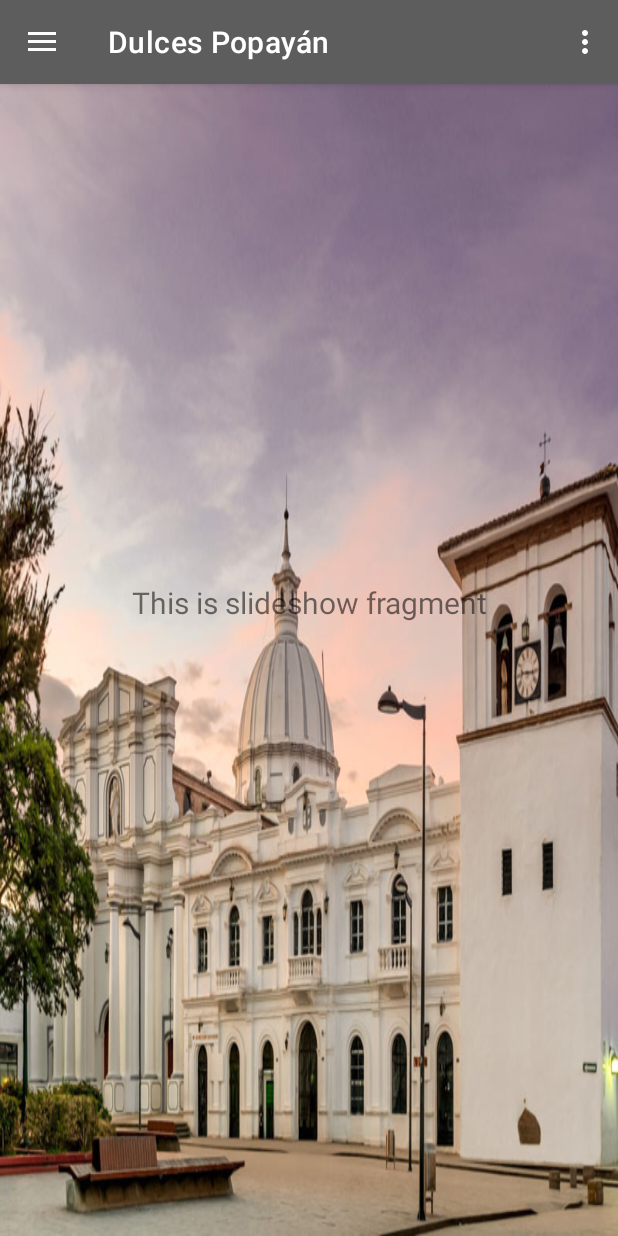
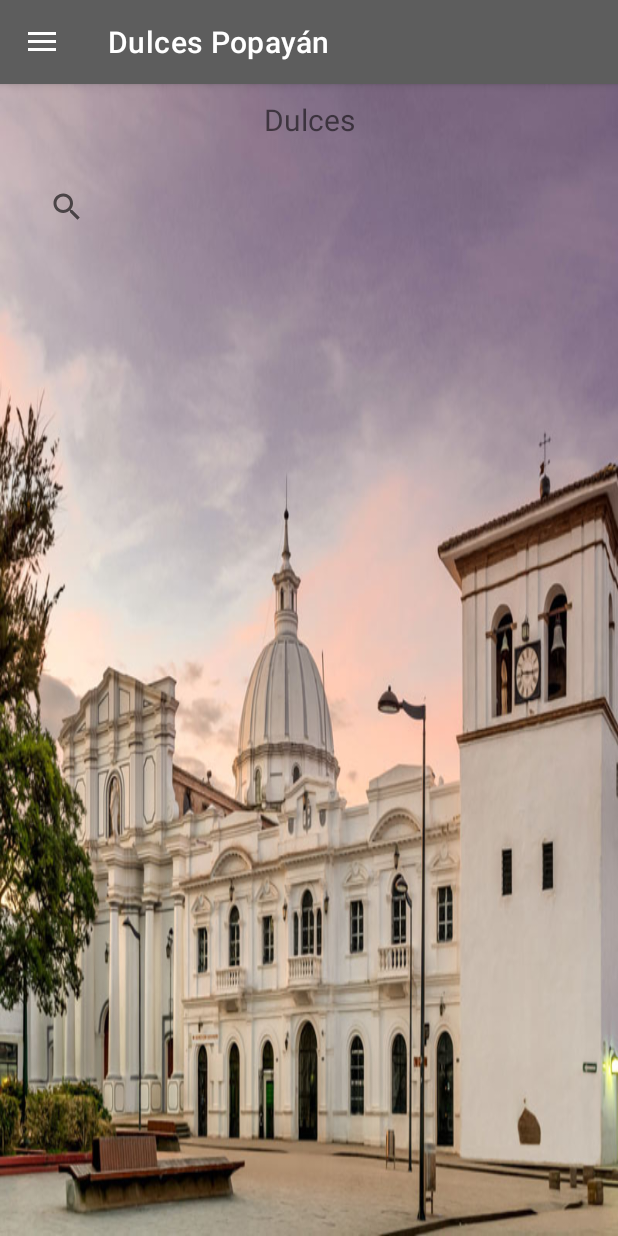
Before and after one commit to dsrestrepo/DulcesPopayanJava, an Android app: the screen it shows after launch (MainActivity), in the side drawer, after a tap on "Dulces Popayán", on a phone screen of 412 x 824 dp. Run offline under Robolectric (Android 15) with nearby library versions, the phone set to English and light mode, and no system bars; our stand-ins replace Firebase (no records; nobody signed in at launch, a user with empty details on screens opened directly), navigation-ui.

Commit message:
Version with Recycler View

```diff
--- /dev/null
+++ b/app/src/main/java/edu/unicauca/appsmoviles/dulces_popayan_java2/AdapterTienda.java
@@ -0,0 +1,55 @@
+package edu.unicauca.appsmoviles.dulces_popayan_java2;
+
+import android.view.LayoutInflater;
+import android.view.TextureView;
+import android.view.View;
+import android.view.ViewGroup;
+import android.widget.TextView;
+
+import androidx.annotation.NonNull;
+import androidx.recyclerview.widget.RecyclerView;
+
+import java.util.List;
+
+public class AdapterTienda extends RecyclerView.Adapter<AdapterTienda.viewholdertiendas>  {
+
+    List<Tienda> tiendaList;
+
+    public AdapterTienda(List<Tienda> tiendaList) {
+        this.tiendaList = tiendaList;
+    }
+
+    @NonNull
+    @Override
+    public viewholdertiendas onCreateViewHolder(@NonNull ViewGroup parent, int viewType) {
+        // inflate with row
+        View v = LayoutInflater.from(parent.getContext()).inflate(R.layout.row_tienda, parent, false);
+        viewholdertiendas holder = new viewholdertiendas(v);
+
+        return holder;
+    }
+
+    @Override
+    public void onBindViewHolder(@NonNull viewholdertiendas holder, int position) {
+        Tienda tienda = tiendaList.get(position);
+
+        holder.tv_nombre.setText(tienda.getNombre());
+        holder.tv_descripcion.setText(tienda.getDescripcion());
+    }
+
+    @Override
+    public int getItemCount() {
+        return tiendaList.size();
+    }
+
+    public class viewholdertiendas extends RecyclerView.ViewHolder {
+        TextView tv_nombre, tv_descripcion, tv_dulces;
+        public viewholdertiendas(@NonNull View itemView) {
+            super(itemView);
+
+            tv_nombre = itemView.findViewById(R.id.tv_nombre);
+            tv_descripcion = itemView.findViewById(R.id.tv_descripcion);
+
+        }
+    }
+}
--- a/app/src/main/java/edu/unicauca/appsmoviles/dulces_popayan_java2/MainActivity.java
+++ b/app/src/main/java/edu/unicauca/appsmoviles/dulces_popayan_java2/MainActivity.java
@@ -40,12 +40,7 @@ public class MainActivity extends AppCompatActivity {
         NavigationUI.setupWithNavController(navigationView, navController);
     }
 
-    @Override
-    public boolean onCreateOptionsMenu(Menu menu) {
-        // Inflate the menu; this adds items to the action bar if it is present.
-        getMenuInflater().inflate(R.menu.main, menu);
-        return true;
-    }
+
 
     @Override
     public boolean onSupportNavigateUp() {
--- a/app/src/main/java/edu/unicauca/appsmoviles/dulces_popayan_java2/ui/home/HomeFragment.java
+++ b/app/src/main/java/edu/unicauca/appsmoviles/dulces_popayan_java2/ui/home/HomeFragment.java
@@ -31,5 +31,7 @@ public class HomeFragment extends Fragment {
             }
         });
         return root;
+
+
     }
 }
--- a/app/src/main/java/edu/unicauca/appsmoviles/dulces_popayan_java2/ui/slideshow/SlideshowFragment.java
+++ b/app/src/main/java/edu/unicauca/appsmoviles/dulces_popayan_java2/ui/slideshow/SlideshowFragment.java
@@ -4,6 +4,7 @@ import android.os.Bundle;
 import android.view.LayoutInflater;
 import android.view.View;
 import android.view.ViewGroup;
+import android.widget.SearchView;
 import android.widget.TextView;
 
 import androidx.annotation.NonNull;
@@ -11,18 +12,79 @@ import androidx.annotation.Nullable;
 import androidx.fragment.app.Fragment;
 import androidx.lifecycle.Observer;
 import androidx.lifecycle.ViewModelProvider;
+import androidx.recyclerview.widget.LinearLayoutManager;
+import androidx.recyclerview.widget.RecyclerView;
 
+import com.google.firebase.database.DataSnapshot;
+import com.google.firebase.database.DatabaseError;
+import com.google.firebase.database.DatabaseReference;
+import com.google.firebase.database.FirebaseDatabase;
+import com.google.firebase.database.ValueEventListener;
+
+import java.util.ArrayList;
+
+import edu.unicauca.appsmoviles.dulces_popayan_java2.AdapterTienda;
 import edu.unicauca.appsmoviles.dulces_popayan_java2.R;
+import edu.unicauca.appsmoviles.dulces_popayan_java2.Tienda;
 
 public class SlideshowFragment extends Fragment {
+
+    DatabaseReference ref;
+    ArrayList<Tienda> list;
+    RecyclerView rv;
+    SearchView search;
+    AdapterTienda adapter;
+    LinearLayoutManager lm;
 
     private SlideshowViewModel slideshowViewModel;
 
     public View onCreateView(@NonNull LayoutInflater inflater,
                              ViewGroup container, Bundle savedInstanceState) {
+
+        View root = inflater.inflate(R.layout.fragment_slideshow, container, false);
+
+        ref = FirebaseDatabase.getInstance().getReference().child("Tiendas");
+        // System.out.println(ref);
+        rv = root.findViewById(R.id.rv);
+        search = root.findViewById(R.id.search);
+        lm = new LinearLayoutManager(getContext());
+        rv.setLayoutManager(lm);
+        list = new ArrayList<>();
+        adapter = new AdapterTienda(list);
+        rv.setAdapter(adapter);
+        ref.addValueEventListener(new ValueEventListener() {
+            @Override
+            public void onDataChange(@NonNull DataSnapshot snapshot) {
+                if (snapshot.exists()){
+                    for(DataSnapshot dataSnapshot: snapshot.getChildren()){
+                        Tienda tienda = dataSnapshot.getValue(Tienda.class);
+                        System.out.println(tienda);
+                        list.add(tienda);
+                    }
+                    adapter.notifyDataSetChanged();
+                }
+            }
+            @Override
+            public void onCancelled(@NonNull DatabaseError error) {
+
+            }
+        });
+
+        search.setOnQueryTextListener(new SearchView.OnQueryTextListener() {
+            @Override
+            public boolean onQueryTextSubmit(String query) {
+                return false;
+            }
+
+            @Override
+            public boolean onQueryTextChange(String newText) {
+                buscar(newText);
+                return true;
+            }
+        });
+
         slideshowViewModel =
                 new ViewModelProvider(this).get(SlideshowViewModel.class);
-        View root = inflater.inflate(R.layout.fragment_slideshow, container, false);
         final TextView textView = root.findViewById(R.id.text_slideshow);
         slideshowViewModel.getText().observe(getViewLifecycleOwner(), new Observer<String>() {
             @Override
@@ -31,5 +93,20 @@ public class SlideshowFragment extends Fragment {
             }
         });
         return root;
+
+
+
+
+    }
+
+    private void buscar(String newText) {
+        ArrayList<Tienda> milista = new ArrayList<>();
+        for (Tienda obj: list){
+            if (obj.getDulces().toLowerCase().contains(newText.toLowerCase())){
+                milista.add(obj);
+            }
+        }
+        AdapterTienda adapter  = new AdapterTienda(milista);
+        rv.setAdapter(adapter);
     }
 }
--- a/app/src/main/java/edu/unicauca/appsmoviles/dulces_popayan_java2/ui/slideshow/SlideshowViewModel.java
+++ b/app/src/main/java/edu/unicauca/appsmoviles/dulces_popayan_java2/ui/slideshow/SlideshowViewModel.java
@@ -10,7 +10,7 @@ public class SlideshowViewModel extends ViewModel {
 
     public SlideshowViewModel() {
         mText = new MutableLiveData<>();
-        mText.setValue("This is slideshow fragment");
+        mText.setValue("Dulces");
     }
 
     public LiveData<String> getText() {
--- a/app/src/main/res/layout/fragment_slideshow.xml
+++ b/app/src/main/res/layout/fragment_slideshow.xml
@@ -1,19 +1,21 @@
 <?xml version="1.0" encoding="utf-8"?>
-<androidx.constraintlayout.widget.ConstraintLayout xmlns:android="http://schemas.android.com/apk/res/android"
+<androidx.appcompat.widget.LinearLayoutCompat xmlns:android="http://schemas.android.com/apk/res/android"
     xmlns:app="http://schemas.android.com/apk/res-auto"
     xmlns:tools="http://schemas.android.com/tools"
     android:layout_width="match_parent"
     android:layout_height="match_parent"
     tools:context=".ui.slideshow.SlideshowFragment"
-    android:background="@drawable/popayan">
+    android:background="@drawable/popayan"
+    android:orientation="vertical">
+
 
     <TextView
         android:id="@+id/text_slideshow"
         android:layout_width="match_parent"
         android:layout_height="wrap_content"
-        android:layout_marginStart="8dp"
-        android:layout_marginTop="8dp"
-        android:layout_marginEnd="8dp"
+        android:layout_marginStart="10dp"
+        android:layout_marginEnd="10dp"
+        android:layout_marginTop="10dp"
         android:textAlignment="center"
         android:textSize="20sp"
         app:layout_constraintBottom_toBottomOf="parent"
@@ -21,5 +23,35 @@
         app:layout_constraintHorizontal_bias="0.0"
         app:layout_constraintStart_toStartOf="parent"
         app:layout_constraintTop_toTopOf="parent"
-        app:layout_constraintVertical_bias="0.442" />
-</androidx.constraintlayout.widget.ConstraintLayout>
+        app:layout_constraintVertical_bias="0.031"
+        />
+
+    <SearchView
+        android:id="@+id/search"
+        android:layout_width="370dp"
+        android:layout_height="49dp"
+        android:layout_marginTop="20dp"
+        app:layout_constraintEnd_toEndOf="parent"
+        app:layout_constraintHorizontal_bias="0.487"
+        app:layout_constraintStart_toStartOf="parent"
+        app:layout_constraintTop_toBottomOf="@+id/text_slideshow"
+        android:layout_gravity="center_horizontal"
+        android:outlineSpotShadowColor="@android:color/black"
+        />
+
+    <androidx.recyclerview.widget.RecyclerView
+        android:id="@+id/rv"
+        android:layout_width="404dp"
+        android:layout_height="wrap_content"
+        android:layout_marginBottom="4dp"
+        app:layout_constraintBottom_toBottomOf="parent"
+        app:layout_constraintEnd_toEndOf="parent"
+        app:layout_constraintHorizontal_bias="0.0"
+        app:layout_constraintStart_toStartOf="parent"
+        app:layout_constraintTop_toBottomOf="@+id/search"
+        app:layout_constraintVertical_bias="0.773"
+        android:layout_gravity="center_vertical"
+        android:layout_marginTop="10dp"
+        />
+
+</androidx.appcompat.widget.LinearLayoutCompat>
--- a/app/src/main/res/menu/main.xml
+++ /dev/null
@@ -1,9 +0,0 @@
-<?xml version="1.0" encoding="utf-8"?>
-<menu xmlns:android="http://schemas.android.com/apk/res/android"
-    xmlns:app="http://schemas.android.com/apk/res-auto">
-    <item
-        android:id="@+id/action_settings"
-        android:orderInCategory="100"
-        android:title="@string/action_settings"
-        app:showAsAction="never" />
-</menu>
--- a/build.gradle
+++ b/build.gradle
@@ -1,10 +1,11 @@
 // Top-level build file where you can add configuration options common to all sub-projects/modules.
 buildscript {
     repositories {
-        google()
+        google()  // Google's Maven repository
         jcenter()
     }
     dependencies {
+        classpath 'com.google.gms:google-services:4.3.5'
         classpath "com.android.tools.build:gradle:4.1.2"
 
         // NOTE: Do not place your application dependencies here; they belong
@@ -14,7 +15,7 @@ buildscript {
 
 allprojects {
     repositories {
-        google()
+        google()  // Google's Maven repository
         jcenter()
     }
 }
```
Also changed, not shown: app/build.gradle (+12 -0 lines), app/src/main/java/edu/unicauca/appsmoviles/dulces_popayan_java2/Tienda.java (added, +51 -0 lines), app/src/main/res/layout/fragment_gallery.xml (+10 -0 lines), app/src/main/res/layout/row_tienda.xml (added, +65 -0 lines), gradle/wrapper/gradle-wrapper.properties, 1 other file.
